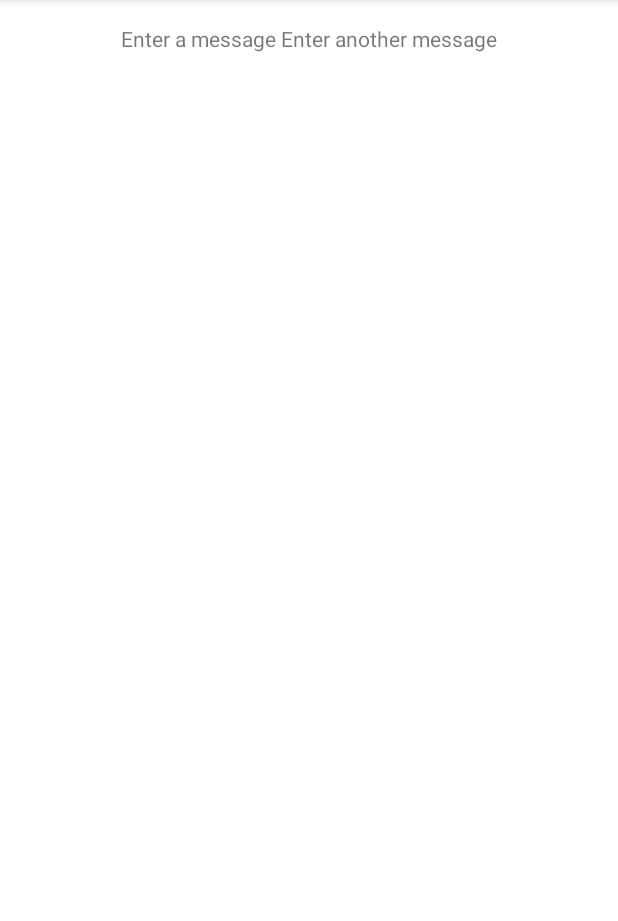
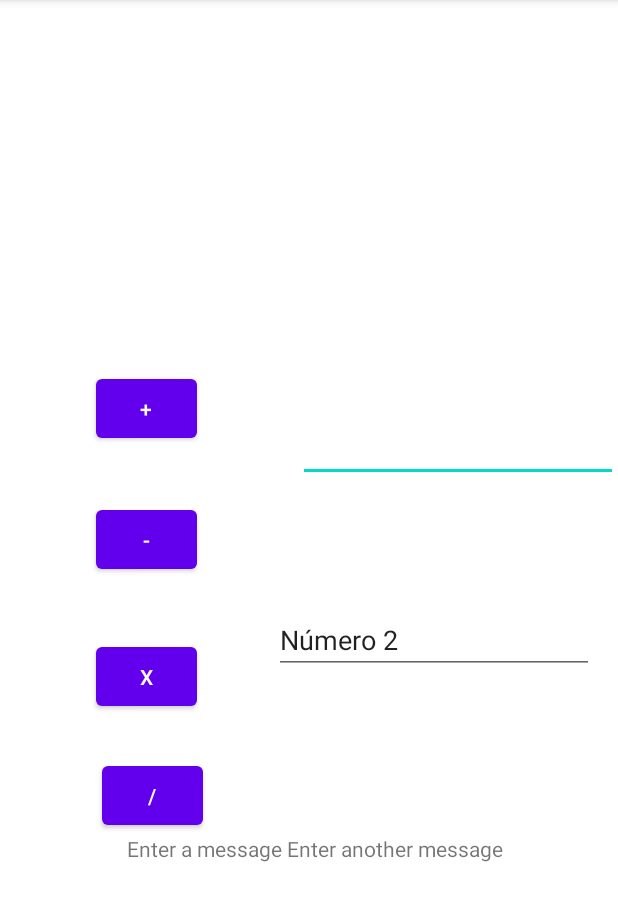
Before and after one commit to WalyssonPaiva/first-android-app-walysson, an Android app: the screen it shows after launch (DisplayMessageActivity), after a tap on "SEND", on a phone screen of 412 x 824 dp, the part 84-1005 px from its top. Run offline under Robolectric (Android 15) with nearby library versions, the phone set to English and light mode, and no system bars.

Commit message:
feat: create a calculator

```diff
--- a/app/src/main/AndroidManifest.xml
+++ b/app/src/main/AndroidManifest.xml
@@ -10,14 +10,17 @@
         android:supportsRtl="true"
         android:theme="@style/Theme.My1stApplication">
         <activity
+            android:name=".Result"
+            android:exported="false" />
+        <activity
             android:name=".DisplayMessageActivity"
             android:parentActivityName=".MainActivity">
+
             <!-- The meta-data tag is required if you support API level 15 and lower -->
             <meta-data
                 android:name="android.support.PARENT_ACTIVITY"
                 android:value=".MainActivity" />
         </activity>
-
         <activity
             android:name=".MainActivity"
             android:exported="true">
--- a/app/src/main/res/layout/activity_display_message.xml
+++ b/app/src/main/res/layout/activity_display_message.xml
@@ -10,9 +10,82 @@
         android:id="@+id/textView"
         android:layout_width="wrap_content"
         android:layout_height="wrap_content"
-        android:layout_marginTop="16dp"
+        android:layout_marginTop="556dp"
         android:text="TextView"
         app:layout_constraintEnd_toEndOf="parent"
+        app:layout_constraintHorizontal_bias="0.526"
         app:layout_constraintStart_toStartOf="parent"
         app:layout_constraintTop_toTopOf="parent" />
+
+    <EditText
+        android:id="@+id/num1"
+        android:layout_width="wrap_content"
+        android:layout_height="wrap_content"
+        android:layout_marginStart="1dp"
+        android:layout_marginTop="276dp"
+        android:ems="10"
+        android:inputType="number"
+        app:layout_constraintEnd_toEndOf="parent"
+        app:layout_constraintHorizontal_bias="1.0"
+        app:layout_constraintStart_toEndOf="@+id/num2"
+        app:layout_constraintTop_toTopOf="parent"
+        tools:text="Número 1" />
+
+    <EditText
+        android:id="@+id/num2"
+        android:layout_width="wrap_content"
+        android:layout_height="wrap_content"
+        android:layout_marginTop="404dp"
+        android:layout_marginEnd="16dp"
+        android:ems="10"
+        android:inputType="number"
+        android:text="Número 2"
+        app:layout_constraintEnd_toEndOf="parent"
+        app:layout_constraintTop_toTopOf="parent" />
+
+    <Button
+        android:id="@+id/add"
+        android:layout_width="67dp"
+        android:layout_height="51dp"
+        android:layout_marginStart="64dp"
+        android:layout_marginBottom="36dp"
+        android:onClick="calculate"
+        android:text="+"
+        app:layout_constraintBottom_toTopOf="@+id/sub"
+        app:layout_constraintStart_toStartOf="parent" />
+
+    <Button
+        android:id="@+id/sub"
+        android:layout_width="67dp"
+        android:layout_height="51dp"
+        android:layout_marginStart="64dp"
+        android:layout_marginBottom="40dp"
+        android:onClick="calculate"
+        android:text="-"
+        app:layout_constraintBottom_toTopOf="@+id/mul"
+        app:layout_constraintStart_toStartOf="parent" />
+
+    <Button
+        android:id="@+id/mul"
+        android:layout_width="67dp"
+        android:layout_height="51dp"
+        android:layout_marginStart="64dp"
+        android:layout_marginBottom="28dp"
+        android:onClick="calculate"
+        android:text="x"
+        app:layout_constraintBottom_toTopOf="@+id/div"
+        app:layout_constraintStart_toStartOf="parent" />
+
+    <Button
+        android:id="@+id/div"
+        android:layout_width="67dp"
+        android:layout_height="51dp"
+        android:layout_marginStart="68dp"
+        android:layout_marginBottom="212dp"
+        android:onClick="calculate"
+        android:text="/"
+        app:layout_constraintBottom_toBottomOf="parent"
+        app:layout_constraintStart_toStartOf="parent" />
+
+
 </androidx.constraintlayout.widget.ConstraintLayout>
```
Also changed, not shown: app/src/main/java/com/example/my1stapplication/DisplayMessageActivity.java (+32 -1 lines), app/src/main/java/com/example/my1stapplication/Result.java (added, +42 -0 lines), app/src/main/res/layout/activity_result.xml (added, +17 -0 lines).
